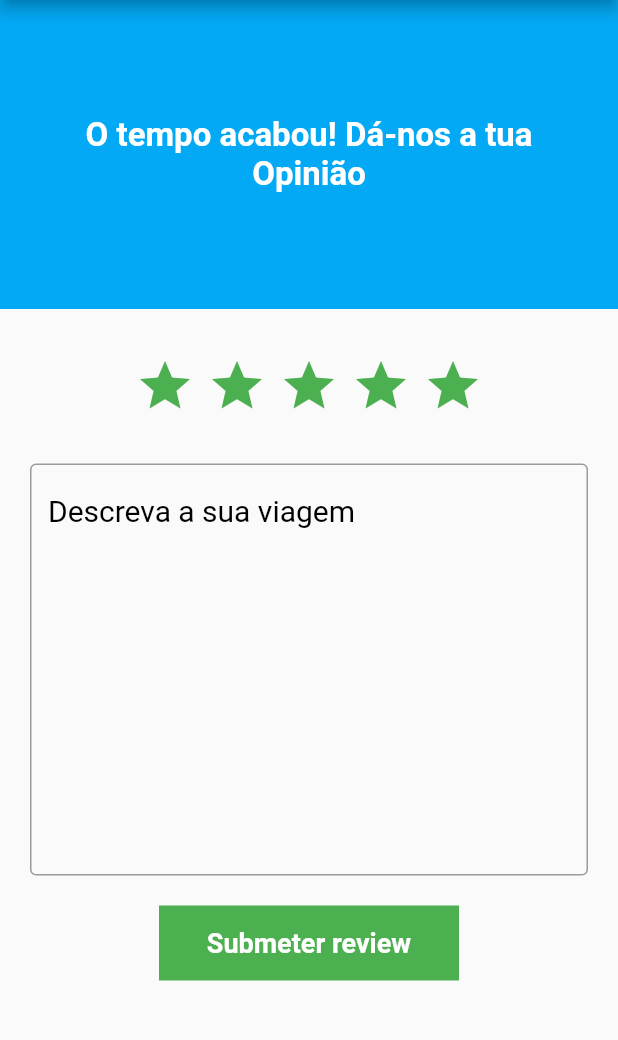
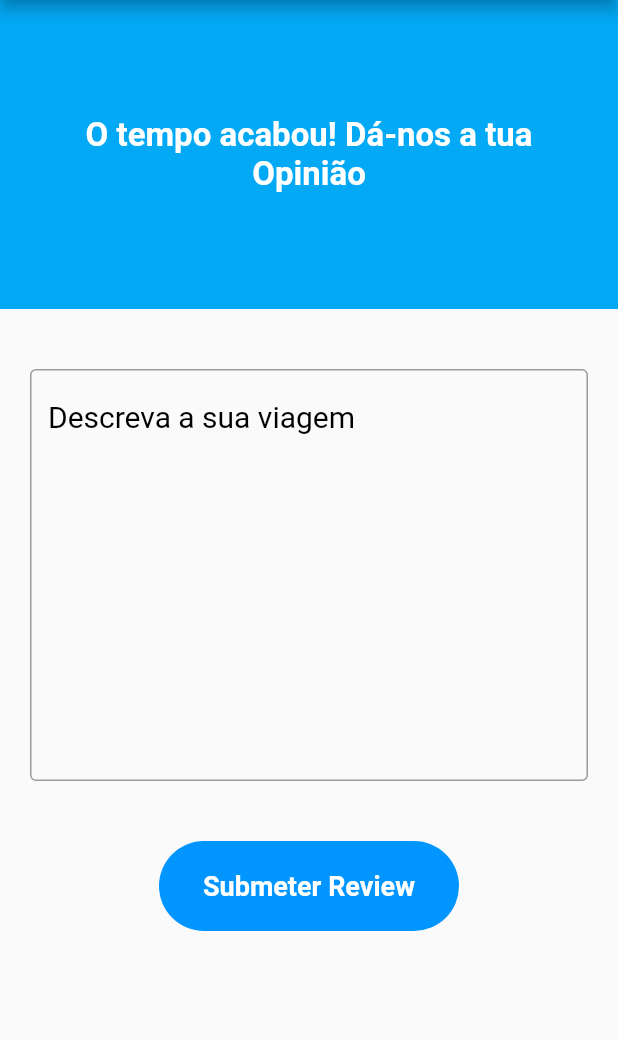
Before and after one commit to gaivotasmiguelito/Gaivotas-Miguelito, a Flutter app: the screen it shows once a user with an empty profile is signed in, in the side drawer, after a tap on "Reviews", on a phone screen of 412 x 824 dp, the part 84-1124 px from its top. Run offline on Flutter 3.47's test engine with Material 2 defaults, Android fonts, the phone set to English and light mode, and no system bars; our stand-ins replace cloud_firestore, firebase_auth, firebase_core, firebase_storage, google_maps_flutter, image_picker and 1 more; accounts and stored records are empty.

Commit message:
Atualização

```diff
--- a/lib/AppWidget.dart
+++ b/lib/AppWidget.dart
@@ -6,8 +6,8 @@ import 'package:flutter_app/screens/home/home.dart';
 import 'package:flutter_app/screens/auth/login.dart';
 import 'package:flutter_app/screens/auth/signup.dart';
 import 'package:flutter_app/screens/home/homeClient.dart';
+import 'package:flutter_app/screens/upload/uploadFoto.dart';
 import 'package:flutter_app/screens/welcome.dart';
-import 'package:flutter_app/screens/home/uploadFoto.dart';
 
 class MyApp extends StatelessWidget {
   // This widget is the root of your application.
--- a/lib/screens/home/home.dart
+++ b/lib/screens/home/home.dart
@@ -4,10 +4,10 @@ import 'package:flutter/cupertino.dart';
 import 'package:flutter/material.dart';
 import 'package:flutter_app/screens/home/map.dart';
 import 'package:flutter_app/screens/home/review.dart';
-import 'package:flutter_app/screens/home/uploadFoto.dart';
 import 'package:flutter_app/screens/profile/editProfile.dart';
 import 'package:flutter_app/screens/profile/profile.dart';
 import 'package:flutter_app/screens/reviews/add_review.dart';
+import 'package:flutter_app/screens/upload/uploadFoto.dart';
 import 'package:flutter_app/services/firestoreUsers.dart';
 import 'package:intl/intl.dart';
 
--- a/lib/screens/home/homeClient.dart
+++ b/lib/screens/home/homeClient.dart
@@ -3,10 +3,10 @@ import 'package:firebase_auth/firebase_auth.dart';
 import 'package:flutter/material.dart';
 import 'package:flutter_app/screens/home/map.dart';
 import 'package:flutter_app/screens/home/review.dart';
-import 'package:flutter_app/screens/home/uploadFoto.dart';
 import 'package:flutter_app/screens/profile/editProfile.dart';
 import 'package:flutter_app/screens/profile/profile.dart';
 import 'package:flutter_app/screens/reviews/add_review.dart';
+import 'package:flutter_app/screens/upload/uploadFoto.dart';
 import 'package:flutter_app/services/firestoreUsers.dart';
 import 'package:intl/intl.dart';
 
--- a/lib/screens/reviews/add_review.dart
+++ b/lib/screens/reviews/add_review.dart
@@ -1,6 +1,8 @@
 import 'package:cloud_firestore/cloud_firestore.dart';
 import 'package:firebase_auth/firebase_auth.dart';
+import 'package:flutter/foundation.dart';
 import 'package:flutter/material.dart';
+import 'package:flutter_app/screens/home/home.dart';
 import 'package:flutter_app/screens/home/review.dart';
 import 'package:flutter_app/screens/reviews/reviews.dart';
 
@@ -12,7 +14,6 @@ class AddReview extends StatefulWidget {
 class _AddReviewState extends State<AddReview> {
   String _userName = FirebaseAuth.instance.currentUser.displayName;
   String _review;
-
   CollectionReference ref = FirebaseFirestore.instance.collection('Reviews');
 
   final GlobalKey<FormState> _formKey = GlobalKey<FormState>();
@@ -36,7 +37,7 @@ class _AddReviewState extends State<AddReview> {
       appBar: AppBar(
         leading: IconButton(
           onPressed: () {
-            Navigator.pop(context);
+            Navigator.push(context, MaterialPageRoute(builder: (context)=> HomePage()));
           },
           icon: Icon(Icons.arrow_back_outlined
             ,
@@ -68,27 +69,9 @@ class _AddReviewState extends State<AddReview> {
                   style: TextStyle(fontSize: 22, fontWeight: FontWeight.bold, color: Colors.white), textAlign: TextAlign.center),
               ),
             ),
-            Container(
-              width: MediaQuery.of(context).size.width,
-              height: MediaQuery.of(context).size.height / 8,
-              //color: Colors.black45,
-              child: Row(
-                crossAxisAlignment: CrossAxisAlignment.center,
-                mainAxisAlignment: MainAxisAlignment.center,
-                children: [
-                  Icon(Icons.star, size: 40, color: Colors.green),
-                  SizedBox(width: 8.0),
-                  Icon(Icons.star, size: 40, color: Colors.green),
-                  SizedBox(width: 8.0),
-                  Icon(Icons.star, size: 40, color: Colors.green),
-                  SizedBox(width: 8.0),
-                  Icon(Icons.star, size: 40, color: Colors.green),
-                  SizedBox(width: 8.0),
-                  Icon(Icons.star, size: 40, color: Colors.green),
-                ],
-              ),
-            ),
-            Form(
+            Padding(
+              padding: const EdgeInsets.only(top: 40.0, bottom: 5.0),
+              child: Form(
                 key: _formKey,
                 child: Padding(
                   padding: const EdgeInsets.only(left: 20.0, right: 20.0, bottom: 20.0),
@@ -99,6 +82,7 @@ class _AddReviewState extends State<AddReview> {
                       keyboardType: TextInputType.text,
                       validator: (input){
                         if(input.isEmpty){
+
                           return 'Insira a sua mensagem!';
                         }
                       } ,
@@ -114,24 +98,47 @@ class _AddReviewState extends State<AddReview> {
                   ),
                 ),
               ),
+            ),
             MaterialButton(
-                    onPressed: () {
-                  print(_review);
-                  //await createReview();
-                  _createReview();
-                  Navigator.push(context, MaterialPageRoute(builder: (context)=> Reviews()));
+                    onPressed: () async {
+                  await _createReview();
+                  if (_review.isNotEmpty) return Navigator.push(context, MaterialPageRoute(builder: (context)=> Reviews()));
                 },
+              child: Container( // BOTÃO TEMPLATE
+                height: 90,
+                width: 200,
+                child: Center(
                   child: Container(
-                height: 50,
-                width: 200,
-                decoration: BoxDecoration(
-                  color: Colors.green,
+                    decoration:
+                    BoxDecoration(
+                      borderRadius: BorderRadius.circular(50),
                     ),
-                child: Center(
-                  child: Text("Submeter review", style: TextStyle(color: Colors.white, fontSize: 18, fontWeight: FontWeight.bold),),
+                    child: MaterialButton(
+                      minWidth: double.infinity,
+                      height: 60,
+                      onPressed: () async {
+                          await _createReview();
+                          if (_review.isNotEmpty) return Navigator.push(context, MaterialPageRoute(builder: (context)=> Reviews()));
+                      },
+                      color: Color(0xff0095FF),
+                      elevation: 0,
+                      shape: RoundedRectangleBorder(
+                        borderRadius: BorderRadius.circular(50),
+                      ),
+                      child: Text(
+                        "Submeter Review", style: TextStyle(
+                        fontWeight: FontWeight.w600,
+                        fontSize: 18,
+                        color: Colors.white,
                         ),
                       ),
                     ),
+
+                  ),
+                ),
+              ),
+            ),
+
           ],
         ),
       ),
--- a/pubspec.yaml
+++ b/pubspec.yaml
@@ -33,6 +33,9 @@ dependencies:
   firebase_core: ^1.1.1
   firebase_auth: ^1.1.4
   cloud_firestore: ^2.1.0
+  firebase_storage: ^8.0.3
+  permission_handler: ^7.1.0
+
 
   google_maps_flutter: ^2.0.3
   image_picker: ^0.7.4
```
Also changed, not shown: lib/screens/reviews/reviews.dart (+80 -65 lines), lib/screens/upload/uploadFoto.dart (renamed from lib/screens/home/uploadFoto.dart, +53 -60 lines), pubspec.lock. Lines whose indentation alone changed are shown as unchanged.
